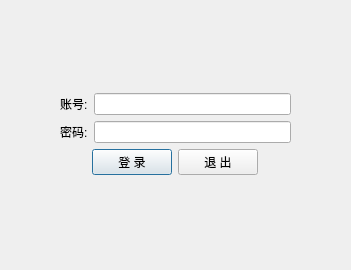
Qt form ui/wnd_client_login.ui (decenfrontier/PyNetAuth) before a commit.
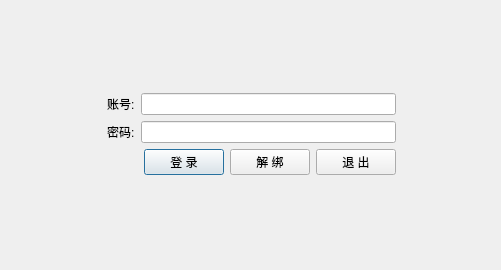
The same form after that commit.

Diff of the .ui file:
```diff
--- a/ui/wnd_client_login.ui
+++ b/ui/wnd_client_login.ui
@@ -6,7 +6,7 @@
    <rect>
     <x>0</x>
     <y>0</y>
-    <width>351</width>
+    <width>501</width>
     <height>270</height>
    </rect>
   </property>
@@ -24,7 +24,7 @@
     <rect>
      <x>0</x>
      <y>0</y>
-     <width>350</width>
+     <width>502</width>
      <height>268</height>
     </rect>
    </property>
@@ -51,95 +51,7 @@
      <item row="0" column="0">
       <widget class="QWidget" name="widget" native="true">
        <layout class="QGridLayout" name="gridLayout_6">
-        <property name="leftMargin">
-         <number>0</number>
-        </property>
-        <property name="topMargin">
-         <number>0</number>
-        </property>
-        <property name="rightMargin">
-         <number>0</number>
-        </property>
-        <property name="bottomMargin">
-         <number>0</number>
-        </property>
-        <item row="1" column="1" colspan="4">
-         <layout class="QGridLayout" name="gridLayout_2">
-          <item row="0" column="1">
-           <widget class="QLineEdit" name="edt_login_account"/>
-          </item>
-          <item row="1" column="0">
-           <widget class="QLabel" name="label_2">
-            <property name="text">
-             <string>密码:</string>
-            </property>
-           </widget>
-          </item>
-          <item row="1" column="1">
-           <widget class="QLineEdit" name="edt_login_pwd"/>
-          </item>
-          <item row="0" column="0">
-           <widget class="QLabel" name="label">
-            <property name="text">
-             <string>账号:</string>
-            </property>
-           </widget>
-          </item>
-         </layout>
-        </item>
-        <item row="3" column="2">
-         <spacer name="verticalSpacer_2">
-          <property name="orientation">
-           <enum>Qt::Vertical</enum>
-          </property>
-          <property name="sizeHint" stdset="0">
-           <size>
-            <width>20</width>
-            <height>80</height>
-           </size>
-          </property>
-         </spacer>
-        </item>
-        <item row="2" column="1">
-         <spacer name="horizontalSpacer_3">
-          <property name="orientation">
-           <enum>Qt::Horizontal</enum>
-          </property>
-          <property name="sizeHint" stdset="0">
-           <size>
-            <width>41</width>
-            <height>20</height>
-           </size>
-          </property>
-         </spacer>
-        </item>
-        <item row="2" column="4">
-         <spacer name="horizontalSpacer_4">
-          <property name="orientation">
-           <enum>Qt::Horizontal</enum>
-          </property>
-          <property name="sizeHint" stdset="0">
-           <size>
-            <width>41</width>
-            <height>20</height>
-           </size>
-          </property>
-         </spacer>
-        </item>
-        <item row="1" column="5">
-         <spacer name="horizontalSpacer_10">
-          <property name="orientation">
-           <enum>Qt::Horizontal</enum>
-          </property>
-          <property name="sizeHint" stdset="0">
-           <size>
-            <width>74</width>
-            <height>20</height>
-           </size>
-          </property>
-         </spacer>
-        </item>
-        <item row="0" column="2">
+        <item row="0" column="1">
          <spacer name="verticalSpacer">
           <property name="orientation">
            <enum>Qt::Vertical</enum>
@@ -165,19 +77,108 @@
           </property>
          </spacer>
         </item>
-        <item row="2" column="2">
-         <widget class="QPushButton" name="btn_login">
-          <property name="text">
-           <string>登 录</string>
+        <item row="1" column="1">
+         <layout class="QGridLayout" name="gridLayout">
+          <item row="0" column="0" colspan="4">
+           <layout class="QGridLayout" name="gridLayout_2">
+            <item row="0" column="1">
+             <widget class="QLineEdit" name="edt_login_account"/>
+            </item>
+            <item row="1" column="0">
+             <widget class="QLabel" name="label_2">
+              <property name="text">
+               <string>密码:</string>
+              </property>
+              <property name="buddy">
+               <cstring>edt_login_pwd</cstring>
+              </property>
+             </widget>
+            </item>
+            <item row="1" column="1">
+             <widget class="QLineEdit" name="edt_login_pwd"/>
+            </item>
+            <item row="0" column="0">
+             <widget class="QLabel" name="label">
+              <property name="text">
+               <string>账号:</string>
+              </property>
+              <property name="buddy">
+               <cstring>edt_login_account</cstring>
+              </property>
+             </widget>
+            </item>
+           </layout>
+          </item>
+          <item row="1" column="0">
+           <spacer name="horizontalSpacer_3">
+            <property name="orientation">
+             <enum>Qt::Horizontal</enum>
+            </property>
+            <property name="sizeHint" stdset="0">
+             <size>
+              <width>31</width>
+              <height>20</height>
+             </size>
+            </property>
+           </spacer>
+          </item>
+          <item row="1" column="1">
+           <widget class="QPushButton" name="btn_login">
+            <property name="cursor">
+             <cursorShape>PointingHandCursor</cursorShape>
+            </property>
+            <property name="text">
+             <string>登 录</string>
+            </property>
+           </widget>
+          </item>
+          <item row="1" column="2">
+           <widget class="QPushButton" name="btn_unbind">
+            <property name="cursor">
+             <cursorShape>PointingHandCursor</cursorShape>
+            </property>
+            <property name="text">
+             <string>解 绑</string>
+            </property>
+           </widget>
+          </item>
+          <item row="1" column="3">
+           <widget class="QPushButton" name="btn_exit">
+            <property name="cursor">
+             <cursorShape>PointingHandCursor</cursorShape>
+            </property>
+            <property name="text">
+             <string>退 出</string>
+            </property>
+           </widget>
+          </item>
+         </layout>
+        </item>
+        <item row="1" column="2">
+         <spacer name="horizontalSpacer_10">
+          <property name="orientation">
+           <enum>Qt::Horizontal</enum>
           </property>
-         </widget>
+          <property name="sizeHint" stdset="0">
+           <size>
+            <width>74</width>
+            <height>20</height>
+           </size>
+          </property>
+         </spacer>
         </item>
-        <item row="2" column="3">
-         <widget class="QPushButton" name="btn_exit">
-          <property name="text">
-           <string>退 出</string>
+        <item row="2" column="1">
+         <spacer name="verticalSpacer_2">
+          <property name="orientation">
+           <enum>Qt::Vertical</enum>
           </property>
-         </widget>
+          <property name="sizeHint" stdset="0">
+           <size>
+            <width>20</width>
+            <height>80</height>
+           </size>
+          </property>
+         </spacer>
         </item>
        </layout>
       </widget>
```
Left out of the diff: 9 changed lines with no effect on the pictures.
